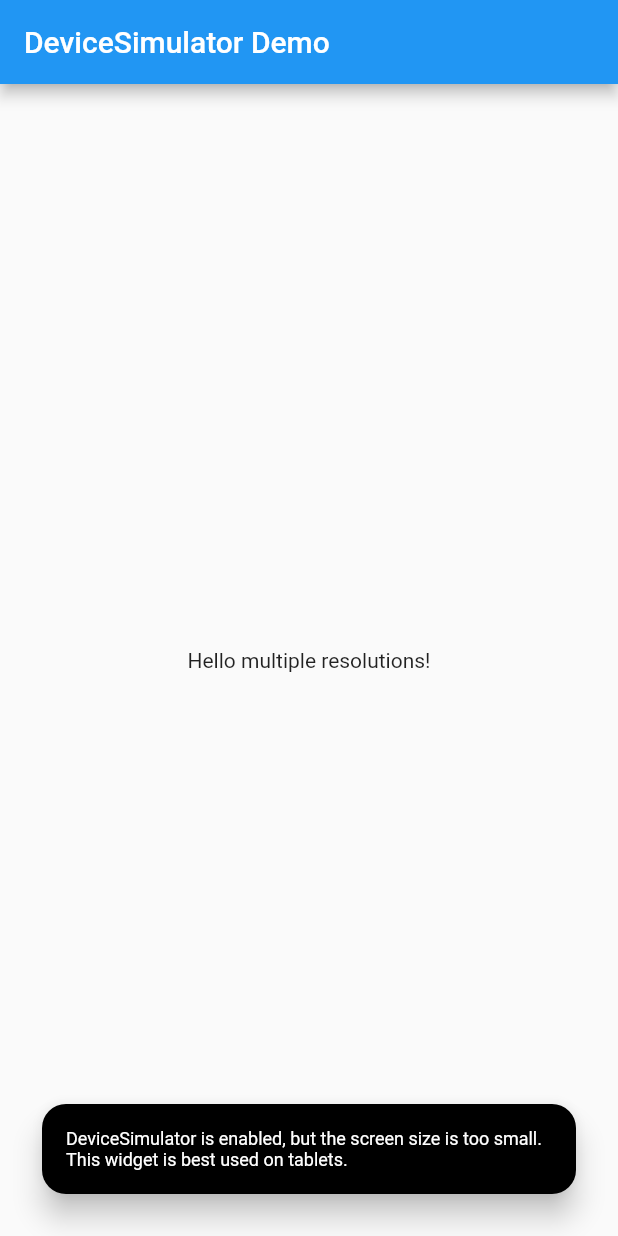
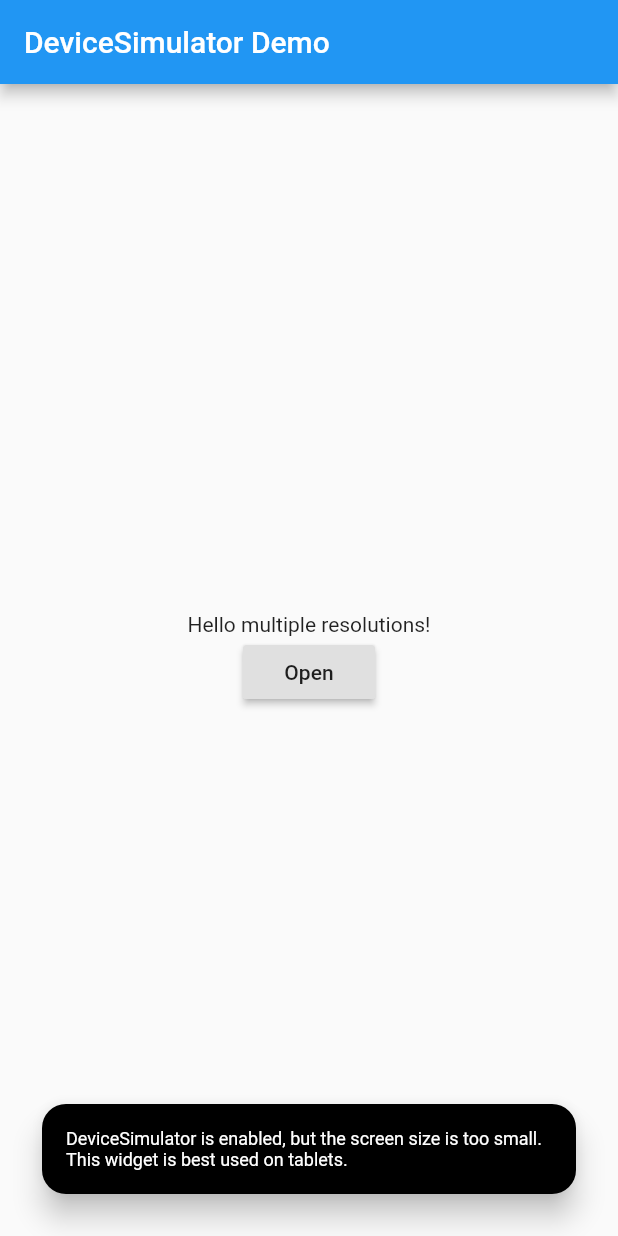
Before and after one commit to vlidholt/device_simulator, a Flutter app: the screen it shows after launch, on a phone screen of 412 x 824 dp. Run offline on Flutter 3.47's test engine with Material 2 defaults, Android fonts, the phone set to English and light mode, and no system bars.

Commit message:
Update example

```diff
--- a/example/lib/main.dart
+++ b/example/lib/main.dart
@@ -1,5 +1,5 @@
+import 'package:device_simulator/device_simulator.dart';
 import 'package:flutter/material.dart';
-import 'package:device_simulator/device_simulator.dart';
 
 // It's good practice to define a constant for enabling the device simulator
 // so you can easily turn it on or off
@@ -12,20 +12,44 @@ void main() => runApp(MyApp());
 class MyApp extends StatelessWidget {
   @override
   Widget build(BuildContext context) {
-    return MaterialApp(
-      title: 'DeviceSimulator demo',
-      home: DeviceSimulator(
+    return DeviceSimulator(
         brightness: Brightness.dark,
         enable: debugEnableDeviceSimulator,
-        child: Scaffold(
+        child: MaterialApp(
+          title: 'DeviceSimulator demo',
+          initialRoute: '/',
+          routes: {
+            '/': (context) {
+              return Scaffold(
                 appBar: AppBar(
                   title: Text('DeviceSimulator Demo'),
                 ),
+                body: SizedBox.expand(
+                    child: Column(
+                        mainAxisAlignment: MainAxisAlignment.center,
+                        crossAxisAlignment: CrossAxisAlignment.center,
+                        children: <Widget>[
+                      Text('Hello multiple resolutions!'),
+                      RaisedButton(
+                        child: Text('Open'),
+                        onPressed: () {
+                          Navigator.of(context).pushNamed('/test');
+                        },
+                      )
+                    ])),
+              );
+            },
+            '/test': (context) {
+              return Scaffold(
+                appBar: AppBar(
+                  title: Text('Navigator Test'),
+                ),
                 body: Center(
-            child: Text('Hello multiple resolutions!'),
-          ),
-        ),
+                  child: Text('Hello  multiple resolutions!'),
                 ),
               );
             }
+          },
+        ));
   }
+}
```
Lines whose indentation alone changed are shown as unchanged.
